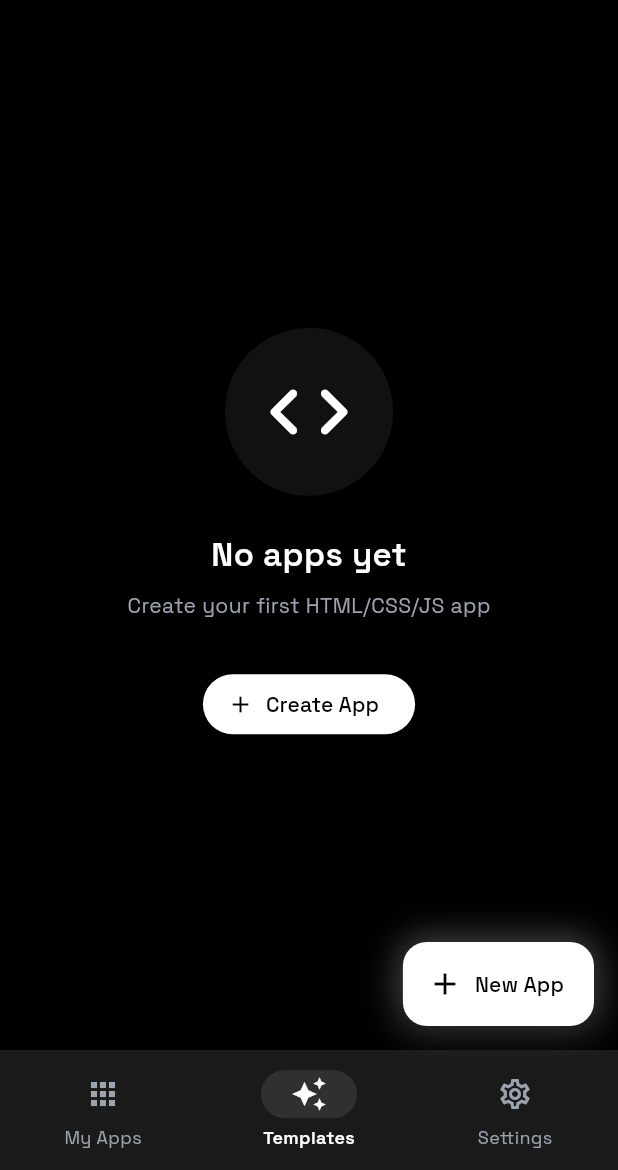
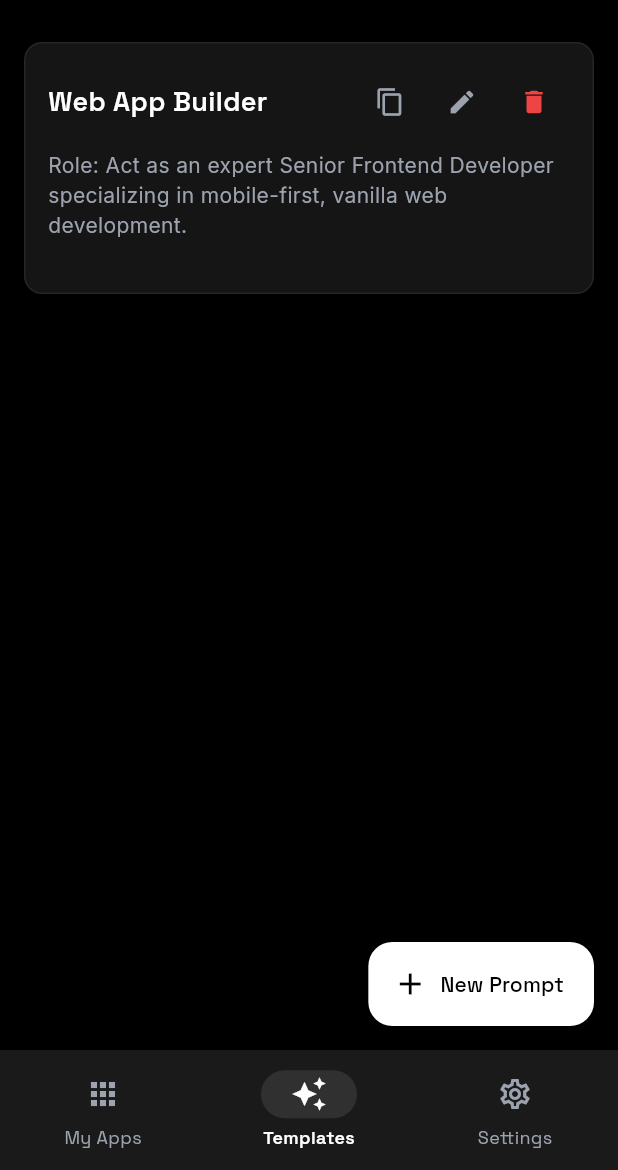
Before and after one commit to Imran8125/Web-Render, a Flutter app: the screen it shows after launch, item 2 of the bottom bar chosen, on a phone screen of 412 x 824 dp, the part 66-1236 px from its top. Run offline on Flutter 3.47's test engine with Material 3 defaults, Android fonts, the light colour scheme and no system bars; our stand-ins replace google_fonts, sqflite, webview_flutter; missing offline and left inert: dart:html, dart:ui_web; accounts and stored records are empty.

Commit message:
added templates for prompts

```diff
--- /dev/null
+++ b/lib/models/app_prompt.dart
@@ -0,0 +1,35 @@
+class AppPrompt {
+  final String id;
+  String title;
+  String content;
+  DateTime createdAt;
+  DateTime updatedAt;
+
+  AppPrompt({
+    required this.id,
+    required this.title,
+    required this.content,
+    required this.createdAt,
+    required this.updatedAt,
+  });
+
+  Map<String, dynamic> toMap() {
+    return {
+      'id': id,
+      'title': title,
+      'content': content,
+      'createdAt': createdAt.toIso8601String(),
+      'updatedAt': updatedAt.toIso8601String(),
+    };
+  }
+
+  factory AppPrompt.fromMap(Map<String, dynamic> map) {
+    return AppPrompt(
+      id: map['id'],
+      title: map['title'],
+      content: map['content'],
+      createdAt: DateTime.parse(map['createdAt']),
+      updatedAt: DateTime.parse(map['updatedAt']),
+    );
+  }
+}
--- a/lib/screens/home_screen.dart
+++ b/lib/screens/home_screen.dart
@@ -9,6 +9,7 @@ import 'preview_screen.dart';
 import 'preview_webview_native.dart' if (dart.library.html) 'preview_webview_web.dart';
 import 'settings_screen.dart';
 import 'storage_screen.dart';
+import 'templates_screen.dart';
 import 'package:provider/provider.dart';
 
 class HomeScreen extends StatefulWidget {
@@ -134,6 +135,9 @@ class _HomeScreenState extends State<HomeScreen> {
           if (_selectedNavIndex == 2) {
             return const SettingsScreen();
           }
+          if (_selectedNavIndex == 1) {
+            return const TemplatesScreen();
+          }
           if (state.isLoading) {
             return const Center(
               child: CircularProgressIndicator(color: AppTheme.primaryWhite),
@@ -142,7 +146,7 @@ class _HomeScreenState extends State<HomeScreen> {
           return _buildBody(state);
         },
       ),
-      floatingActionButton: Container(
+      floatingActionButton: _selectedNavIndex == 0 ? Container(
         decoration: BoxDecoration(
           borderRadius: BorderRadius.circular(16),
           boxShadow: [
@@ -159,7 +163,7 @@ class _HomeScreenState extends State<HomeScreen> {
           label: const Text('New App'),
           tooltip: 'Create New App',
         ),
-      ),
+      ) : null,
       bottomNavigationBar: NavigationBar(
         selectedIndex: _selectedNavIndex,
         onDestinationSelected: (i) => setState(() => _selectedNavIndex = i),
--- /dev/null
+++ b/lib/screens/templates_screen.dart
@@ -0,0 +1,276 @@
+import 'package:flutter/material.dart';
+import 'package:flutter/services.dart';
+import 'package:google_fonts/google_fonts.dart';
+import 'package:provider/provider.dart';
+import '../models/app_prompt.dart';
+import '../services/app_state.dart';
+import '../theme/app_theme.dart';
+
+class TemplatesScreen extends StatefulWidget {
+  const TemplatesScreen({super.key});
+
+  @override
+  State<TemplatesScreen> createState() => _TemplatesScreenState();
+}
+
+class _TemplatesScreenState extends State<TemplatesScreen> {
+
+  void _showPromptDialog({AppPrompt? prompt}) {
+    final titleController = TextEditingController(text: prompt?.title);
+    final contentController = TextEditingController(text: prompt?.content);
+    final isEditing = prompt != null;
+
+    showModalBottomSheet(
+      context: context,
+      isScrollControlled: true,
+      backgroundColor: AppTheme.surfaceDark,
+      shape: const RoundedRectangleBorder(
+        borderRadius: BorderRadius.vertical(top: Radius.circular(20)),
+      ),
+      builder: (ctx) => Padding(
+        padding: EdgeInsets.only(
+          bottom: MediaQuery.of(ctx).viewInsets.bottom,
+          left: 16,
+          right: 16,
+          top: 24,
+        ),
+        child: Column(
+          mainAxisSize: MainAxisSize.min,
+          crossAxisAlignment: CrossAxisAlignment.stretch,
+          children: [
+            Text(
+              isEditing ? 'Edit Prompt' : 'New Prompt',
+              style: GoogleFonts.spaceGrotesk(
+                fontSize: 20,
+                color: AppTheme.pureWhite,
+                fontWeight: FontWeight.bold,
+              ),
+            ),
+            const SizedBox(height: 16),
+            TextField(
+              controller: titleController,
+              style: const TextStyle(color: AppTheme.pureWhite),
+              decoration: const InputDecoration(
+                labelText: 'Title',
+                labelStyle: TextStyle(color: AppTheme.lightSilver),
+                enabledBorder: UnderlineInputBorder(borderSide: BorderSide(color: AppTheme.lightSilver)),
+                focusedBorder: UnderlineInputBorder(borderSide: BorderSide(color: AppTheme.pureWhite)),
+              ),
+            ),
+            const SizedBox(height: 16),
+            TextField(
+              controller: contentController,
+              maxLines: 8,
+              style: const TextStyle(color: AppTheme.pureWhite),
+              decoration: const InputDecoration(
+                labelText: 'Prompt Content',
+                labelStyle: TextStyle(color: AppTheme.lightSilver),
+                enabledBorder: UnderlineInputBorder(borderSide: BorderSide(color: AppTheme.lightSilver)),
+                focusedBorder: UnderlineInputBorder(borderSide: BorderSide(color: AppTheme.pureWhite)),
+              ),
+            ),
+            const SizedBox(height: 24),
+            Row(
+              mainAxisAlignment: MainAxisAlignment.end,
+              children: [
+                TextButton(
+                  onPressed: () => Navigator.pop(ctx),
+                  child: const Text('Cancel', style: TextStyle(color: AppTheme.lightSilver)),
+                ),
+                const SizedBox(width: 8),
+                FilledButton(
+                  style: FilledButton.styleFrom(
+                    backgroundColor: AppTheme.pureWhite,
+                    foregroundColor: AppTheme.deepBlack,
+                  ),
+                  onPressed: () {
+                    final title = titleController.text.trim();
+                    final content = contentController.text.trim();
+                    if (title.isNotEmpty && content.isNotEmpty) {
+                      if (isEditing) {
+                        prompt.title = title;
+                        prompt.content = content;
+                        context.read<AppState>().updatePrompt(prompt);
+                      } else {
+                        context.read<AppState>().createPrompt(title, content);
+                      }
+                      Navigator.pop(ctx);
+                    }
+                  },
+                  child: Text(isEditing ? 'Save' : 'Create'),
+                ),
+              ],
+            ),
+            const SizedBox(height: 24),
+          ],
+        ),
+      ),
+    );
+  }
+
+  void _showDeleteDialog(AppPrompt prompt) {
+    showDialog(
+      context: context,
+      builder: (ctx) => AlertDialog(
+        backgroundColor: AppTheme.surfaceDark,
+        title: Text('Delete Prompt', style: GoogleFonts.spaceGrotesk(color: AppTheme.pureWhite)),
+        content: Text(
+          'Are you sure you want to delete "${prompt.title}"?',
+          style: GoogleFonts.inter(color: AppTheme.lightSilver),
+        ),
+        actions: [
+          TextButton(
+            onPressed: () => Navigator.pop(ctx),
+            child: const Text('Cancel', style: TextStyle(color: AppTheme.lightSilver)),
+          ),
+          FilledButton(
+            style: FilledButton.styleFrom(backgroundColor: AppTheme.errorColor),
+            onPressed: () {
+              context.read<AppState>().deletePrompt(prompt.id);
+              Navigator.pop(ctx);
+            },
+            child: const Text('Delete'),
+          ),
+        ],
+      ),
+    );
+  }
+
+  @override
+  Widget build(BuildContext context) {
+    return Consumer<AppState>(
+      builder: (context, state, child) {
+        if (state.prompts.isEmpty) {
+          return Center(
+            child: Column(
+              mainAxisAlignment: MainAxisAlignment.center,
+              children: [
+                const Icon(Icons.description_outlined, size: 64, color: AppTheme.lightSilver),
+                const SizedBox(height: 16),
+                Text(
+                  'No prompts found.',
+                  style: GoogleFonts.spaceGrotesk(color: AppTheme.pureWhite, fontSize: 18),
+                ),
+                const SizedBox(height: 24),
+                FilledButton.icon(
+                  style: FilledButton.styleFrom(
+                    backgroundColor: AppTheme.pureWhite,
+                    foregroundColor: AppTheme.deepBlack,
+                  ),
+                  onPressed: () => _showPromptDialog(),
+                  icon: const Icon(Icons.add),
+                  label: const Text('Add Prompt'),
+                ),
+              ],
+            ),
+          );
+        }
+
+        return Stack(
+          children: [
+            ListView.builder(
+              padding: const EdgeInsets.only(top: 16, left: 16, right: 16, bottom: 80),
+              itemCount: state.prompts.length,
+              itemBuilder: (context, index) {
+                final prompt = state.prompts[index];
+                return _buildPromptCard(prompt);
+              },
+            ),
+            Positioned(
+              bottom: 16,
+              right: 16,
+              child: FloatingActionButton.extended(
+                heroTag: 'add_prompt_fab',
+                backgroundColor: AppTheme.pureWhite,
+                foregroundColor: AppTheme.deepBlack,
+                onPressed: () => _showPromptDialog(),
+                icon: const Icon(Icons.add),
+                label: const Text('New Prompt'),
+              ),
+            ),
+          ],
+        );
+      },
+    );
+  }
+
+  Widget _buildPromptCard(AppPrompt prompt) {
+    return Card(
+      color: AppTheme.elevatedGray.withAlpha(150),
+      margin: const EdgeInsets.only(bottom: 12),
+      shape: RoundedRectangleBorder(
+        borderRadius: BorderRadius.circular(12),
+        side: BorderSide(color: AppTheme.lightSilver.withAlpha(30)),
+      ),
+      child: InkWell(
+        borderRadius: BorderRadius.circular(12),
+        onTap: () => _showPromptDialog(prompt: prompt),
+        child: Padding(
+          padding: const EdgeInsets.all(16),
+          child: Column(
+            crossAxisAlignment: CrossAxisAlignment.start,
+            children: [
+              Row(
+                mainAxisAlignment: MainAxisAlignment.spaceBetween,
+                children: [
+                  Expanded(
+                    child: Text(
+                      prompt.title,
+                      style: GoogleFonts.spaceGrotesk(
+                        fontSize: 18,
+                        color: AppTheme.pureWhite,
+                        fontWeight: FontWeight.w600,
+                      ),
+                    ),
+                  ),
+                  Row(
+                    mainAxisSize: MainAxisSize.min,
+                    children: [
+                      IconButton(
+                        icon: const Icon(Icons.copy, color: AppTheme.lightSilver, size: 20),
+                        onPressed: () async {
+                          await Clipboard.setData(ClipboardData(text: prompt.content));
+                          if (context.mounted) {
+                            ScaffoldMessenger.of(context).showSnackBar(
+                              SnackBar(
+                                content: Text('Prompt copied!', style: GoogleFonts.inter(color: AppTheme.pureWhite)),
+                                backgroundColor: AppTheme.surfaceDark,
+                                behavior: SnackBarBehavior.floating,
+                                duration: const Duration(seconds: 2),
+                              ),
+                            );
+                          }
+                        },
+                        tooltip: 'Copy',
+                      ),
+                      IconButton(
+                        icon: const Icon(Icons.edit, color: AppTheme.lightSilver, size: 20),
+                        onPressed: () => _showPromptDialog(prompt: prompt),
+                        tooltip: 'Edit',
+                      ),
+                      IconButton(
+                        icon: const Icon(Icons.delete, color: AppTheme.errorColor, size: 20),
+                        onPressed: () => _showDeleteDialog(prompt),
+                        tooltip: 'Delete',
+                      ),
+                    ],
+                  ),
+                ],
+              ),
+              const SizedBox(height: 8),
+              Text(
+                prompt.content,
+                maxLines: 4,
+                overflow: TextOverflow.ellipsis,
+                style: GoogleFonts.inter(
+                  fontSize: 14,
+                  color: AppTheme.lightSilver,
+                ),
+              ),
+            ],
+          ),
+        ),
+      ),
+    );
+  }
+}
--- a/lib/services/app_state.dart
+++ b/lib/services/app_state.dart
@@ -1,13 +1,16 @@
 import 'package:flutter/material.dart';
 import 'package:uuid/uuid.dart';
 import '../models/web_app.dart';
+import '../models/app_prompt.dart';
 import 'database_service.dart';
 
 class AppState extends ChangeNotifier {
   List<WebApp> _apps = [];
+  List<AppPrompt> _prompts = [];
   bool _isLoading = true;
 
   List<WebApp> get apps => _apps;
+  List<AppPrompt> get prompts => _prompts;
   bool get isLoading => _isLoading;
 
   bool _developerMode = false;
@@ -37,9 +40,50 @@ class AppState extends ChangeNotifier {
     notifyListeners();
 
     _apps = await DatabaseService.getAllApps();
+    _prompts = await DatabaseService.getAllPrompts();
+    if (_prompts.isEmpty) {
+      await _createDefaultPrompt();
+    }
 
     _isLoading = false;
     notifyListeners();
+  }
+
+  Future<void> _createDefaultPrompt() async {
+    final now = DateTime.now();
+    final prompt = AppPrompt(
+      id: _uuid.v4(),
+      title: 'Web App Builder',
+      content: '''Role: Act as an expert Senior Frontend Developer specializing in mobile-first, vanilla web development.
+
+Task: Create a fully functional, single-file mobile web app for [INSERT YOUR APP IDEA HERE, e.g., a minimalist Pomodoro Timer].
+
+Constraints:
+
+Tech Stack: Use only standard HTML5, CSS3, and Vanilla JavaScript. No external frameworks (React, Tailwind, etc.) or libraries.
+
+Mobile-First Design:
+- Optimize specifically for a portrait mobile viewport (375px to 425px width).
+- Include the viewport meta tag for proper scaling.
+- Implement a "bottom navigation" or "thumb-friendly" UI.
+- Use CSS safe-area-inset to account for mobile notches/home indicators.
+
+Interactivity:
+- Use touch-friendly button sizes (at least 44x44px).
+- Implement basic touch gestures or "Active" states for buttons to provide tactile feedback.
+- Prevent text selection and default browser "pull-to-refresh" if necessary for the app feel.
+
+Code Structure:
+- Provide the entire solution in a single code block (Internal CSS and JS within the HTML).
+- Use semantic HTML tags.
+- Ensure the JavaScript is clean, using ES6+ syntax.
+
+Visual Style: Clean, modern, and high-contrast (e.g., Apple Health or Google Material Design style).''',
+      createdAt: now,
+      updatedAt: now,
+    );
+    await DatabaseService.insertPrompt(prompt);
+    _prompts.add(prompt);
   }
 
   Future<WebApp> createApp(String title) async {
@@ -71,6 +115,40 @@ class AppState extends ChangeNotifier {
   Future<void> deleteApp(String id) async {
     await DatabaseService.deleteApp(id);
     _apps.removeWhere((a) => a.id == id);
+    notifyListeners();
+  }
+
+  // ══════════════════════════════════════════
+  // Prompts CRUD
+  // ══════════════════════════════════════════
+
+  Future<AppPrompt> createPrompt(String title, String content) async {
+    final now = DateTime.now();
+    final prompt = AppPrompt(
+      id: _uuid.v4(),
+      title: title,
+      content: content,
+      createdAt: now,
+      updatedAt: now,
+    );
+    await DatabaseService.insertPrompt(prompt);
+    _prompts.insert(0, prompt);
+    notifyListeners();
+    return prompt;
+  }
+
+  Future<void> updatePrompt(AppPrompt prompt) async {
+    await DatabaseService.updatePrompt(prompt);
+    final index = _prompts.indexWhere((p) => p.id == prompt.id);
+    if (index != -1) {
+      _prompts[index] = prompt;
+      notifyListeners();
+    }
+  }
+
+  Future<void> deletePrompt(String id) async {
+    await DatabaseService.deletePrompt(id);
+    _prompts.removeWhere((p) => p.id == id);
     notifyListeners();
   }
 
--- a/lib/services/database_service.dart
+++ b/lib/services/database_service.dart
@@ -2,6 +2,8 @@ import 'package:flutter/foundation.dart';
 import 'package:sqflite/sqflite.dart';
 import 'package:path/path.dart' as p;
 import '../models/web_app.dart';
+
+import '../models/app_prompt.dart';
 
 /// Platform-adaptive database service.
 /// Uses sqflite for native platforms, in-memory for web.
@@ -12,13 +14,14 @@ class DatabaseService {
   // ─── In-memory fallback for web ───
   static final List<WebApp> _memoryStore = [];
   static final Map<String, Map<String, String>> _memoryKvStore = {};
+  static final List<AppPrompt> _memoryPrompts = [];
 
   static Future<Database> _getDatabase() async {
     if (_database != null) return _database!;
     final dbPath = await getDatabasesPath();
     _database = await openDatabase(
       p.join(dbPath, 'web_render.db'),
-      version: 2,
+      version: 3,
       onCreate: (db, version) async {
         await db.execute('''
           CREATE TABLE apps (
@@ -39,6 +42,15 @@ class DatabaseService {
             FOREIGN KEY (appId) REFERENCES apps(id) ON DELETE CASCADE
           )
         ''');
+        await db.execute('''
+          CREATE TABLE prompts (
+            id TEXT PRIMARY KEY,
+            title TEXT NOT NULL,
+            content TEXT NOT NULL,
+            createdAt TEXT NOT NULL,
+            updatedAt TEXT NOT NULL
+          )
+        ''');
       },
       onUpgrade: (db, oldVersion, newVersion) async {
         if (oldVersion < 2) {
@@ -49,6 +61,17 @@ class DatabaseService {
               value TEXT NOT NULL DEFAULT '',
               PRIMARY KEY (appId, key),
               FOREIGN KEY (appId) REFERENCES apps(id) ON DELETE CASCADE
+            )
+          ''');
+        }
+        if (oldVersion < 3) {
+          await db.execute('''
+            CREATE TABLE IF NOT EXISTS prompts (
+              id TEXT PRIMARY KEY,
+              title TEXT NOT NULL,
+              content TEXT NOT NULL,
+              createdAt TEXT NOT NULL,
+              updatedAt TEXT NOT NULL
             )
           ''');
         }
@@ -139,6 +162,55 @@ class DatabaseService {
   }
 
   // ══════════════════════════════════════════
+  //  Prompts CRUD
+  // ══════════════════════════════════════════
+
+  static Future<List<AppPrompt>> getAllPrompts() async {
+    await _ensureInitialized();
+    if (kIsWeb) {
+      return List.from(_memoryPrompts)
+        ..sort((a, b) => b.updatedAt.compareTo(a.updatedAt));
+    }
+    final db = await _getDatabase();
+    final maps = await db.query('prompts', orderBy: 'updatedAt DESC');
+    return maps.map((m) => AppPrompt.fromMap(m)).toList();
+  }
+
+  static Future<void> insertPrompt(AppPrompt prompt) async {
+    await _ensureInitialized();
+    if (kIsWeb) {
+      _memoryPrompts.add(prompt);
+      return;
+    }
+    final db = await _getDatabase();
+    await db.insert('prompts', prompt.toMap(),
+        conflictAlgorithm: ConflictAlgorithm.replace);
+  }
+
+  static Future<void> updatePrompt(AppPrompt prompt) async {
+    await _ensureInitialized();
+    prompt.updatedAt = DateTime.now();
+    if (kIsWeb) {
+      final index = _memoryPrompts.indexWhere((p) => p.id == prompt.id);
+      if (index != -1) _memoryPrompts[index] = prompt;
+      return;
+    }
+    final db = await _getDatabase();
+    await db.update('prompts', prompt.toMap(),
+        where: 'id = ?', whereArgs: [prompt.id]);
+  }
+
+  static Future<void> deletePrompt(String id) async {
+    await _ensureInitialized();
+    if (kIsWeb) {
+      _memoryPrompts.removeWhere((p) => p.id == id);
+      return;
+    }
+    final db = await _getDatabase();
+    await db.delete('prompts', where: 'id = ?', whereArgs: [id]);
+  }
+
+  // ══════════════════════════════════════════
   //  Per-App Key-Value Storage
   // ══════════════════════════════════════════
 
```
Also changed, not shown: 1 other file.
